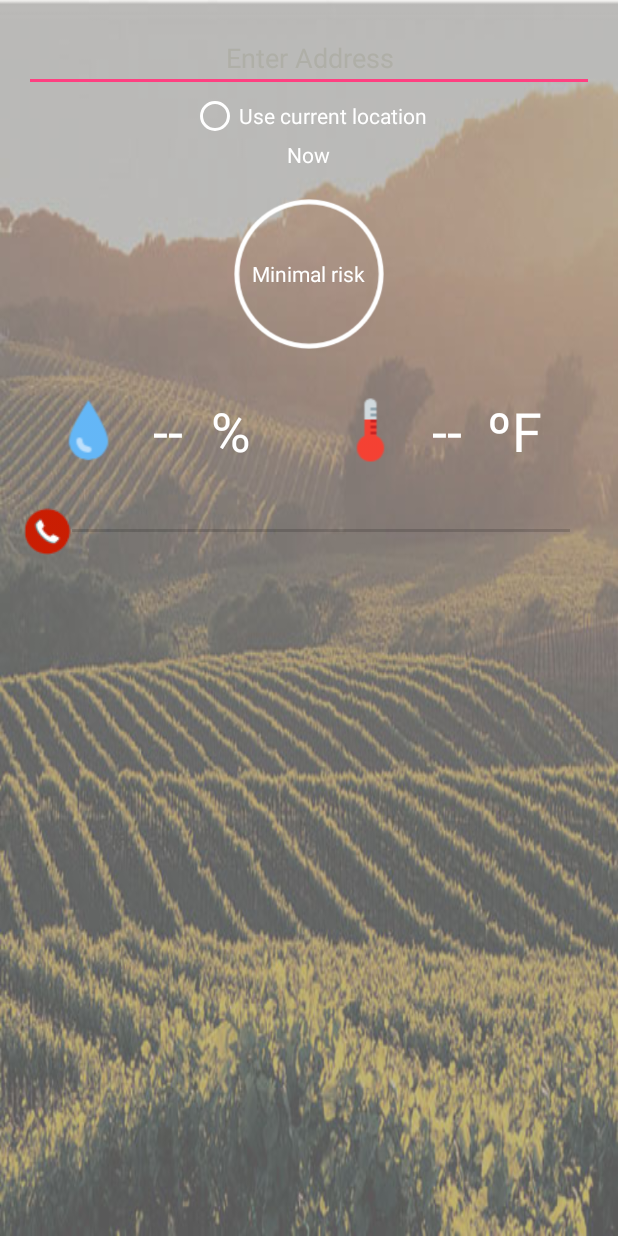
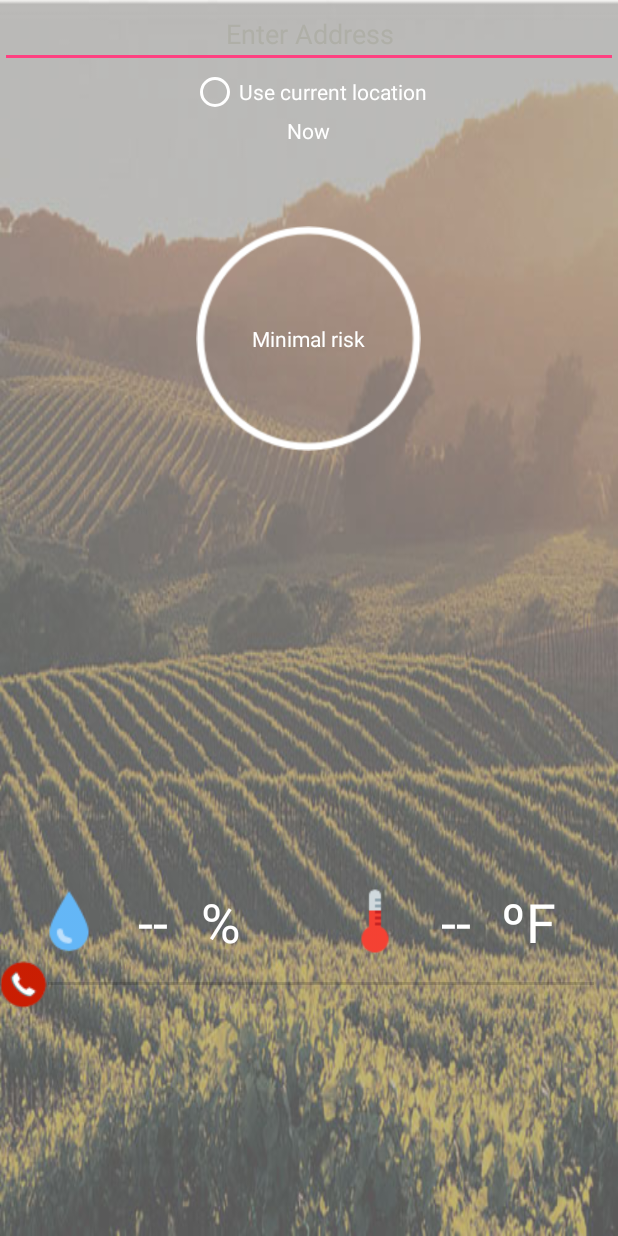
Before and after one commit to mini024/HeatStress, an Android app: the layout activity_main.xml on its own in the app's theme, with its tools: preview values and no code run, on a phone screen of 412 x 824 dp. Run offline under Robolectric (Android 15) with nearby library versions, the light colour scheme and no system bars.

Commit message:
Modified Activity Main Layout Applied themes on all activities Modified Weather Card Layout

```diff
--- a/app/src/main/res/layout/activity_main.xml
+++ b/app/src/main/res/layout/activity_main.xml
@@ -1,29 +1,35 @@
 <?xml version="1.0" encoding="utf-8"?>
-<LinearLayout xmlns:android="http://schemas.android.com/apk/res/android"
+<RelativeLayout xmlns:android="http://schemas.android.com/apk/res/android"
     xmlns:tools="http://schemas.android.com/tools"
     android:id="@+id/activity_main"
     android:layout_width="match_parent"
     android:layout_height="match_parent"
-    android:paddingBottom="@dimen/activity_vertical_margin"
-    android:paddingLeft="@dimen/activity_horizontal_margin"
-    android:paddingRight="@dimen/activity_horizontal_margin"
-    android:paddingTop="@dimen/activity_vertical_margin"
     android:orientation="vertical"
     android:background="@drawable/background"
     tools:context="com.example.jessicamcavazoserhard.heatstress.ui.MainActivity">
 
     <EditText
+        android:layout_weight="1"
         android:id="@+id/editText_address"
         style="@style/Widget.AppCompat.EditText"
         android:layout_width="match_parent"
         android:layout_height="wrap_content"
         android:hint="Enter Address"
         android:textAlignment="center"
-        android:textColor="@color/textColorGray"
+        android:textColor="@android:color/background_light"
         android:textColorHint="@color/textColorGray" />
 
 
+    <android.support.v7.widget.RecyclerView
+        android:layout_weight="1"
+        android:layout_width="match_parent"
+        android:layout_height="150dp"
+        android:id="@+id/rec_view_main"
+        android:layout_alignParentBottom="true"
+        android:layout_alignParentStart="true" />
+
     <RadioButton
+        android:layout_weight="1"
         android:id="@+id/radioButton_currentLocation"
         android:layout_width="wrap_content"
         android:layout_height="wrap_content"
@@ -31,47 +37,18 @@
         android:checked="false"
         android:text="Use current location"
         android:textColor="@android:color/background_light"
-        android:buttonTint="@android:color/background_light" />
-
-    <TextView
-        android:id="@+id/textView_now"
-        android:layout_width="wrap_content"
-        android:layout_height="wrap_content"
-        android:layout_gravity="center_horizontal"
-        android:textColor="@android:color/white"
-        android:layout_marginBottom="20dp"
-        android:text="Now" />
-
-    <RelativeLayout
-        android:layout_width="match_parent"
-        android:layout_height="wrap_content">
-
-        <ImageButton
-            android:id="@+id/imageButton_risk"
-            android:layout_width="100dp"
-            android:layout_height="100dp"
-            android:layout_centerHorizontal="true"
-            android:background="@android:color/transparent"
-            android:contentDescription="Risk image Button"
-            android:scaleType="fitXY"
-            android:src="@drawable/riskimage" />
-
-        <TextView
-            android:id="@+id/textView_risk"
-            android:text="Minimal risk"
-            android:textColor="@android:color/white"
-            android:layout_centerHorizontal="true"
-            android:layout_centerVertical="true"
-            android:layout_width="wrap_content"
-            android:layout_height="wrap_content" />
-    </RelativeLayout>
+        android:buttonTint="@android:color/background_light"
+        android:layout_below="@+id/editText_address"
+        android:layout_centerHorizontal="true" />
 
     <LinearLayout
+        android:layout_weight="1"
         android:layout_width="match_parent"
         android:layout_height="wrap_content"
         android:orientation="horizontal"
         android:weightSum="2"
-        android:layout_marginTop="30dp">
+        android:layout_above="@+id/seek_Call911"
+        android:layout_alignParentStart="true">
         <LinearLayout
             android:layout_width="match_parent"
             android:layout_height="wrap_content"
@@ -103,6 +80,7 @@
                 android:layout_weight="2"/>
         </LinearLayout>
         <LinearLayout
+
             android:layout_width="match_parent"
             android:layout_height="wrap_content"
             android:orientation="horizontal"
@@ -135,17 +113,52 @@
     </LinearLayout>
 
     <SeekBar
+        android:layout_weight="1"
         android:id="@+id/seek_Call911"
         android:layout_width="match_parent"
         android:layout_height="35dp"
         android:thumb="@drawable/phone_slider"
-        android:layout_marginTop="25dp"/>
+        android:layout_above="@+id/rec_view_main"
+        android:layout_alignParentStart="true" />
 
-    <android.support.v7.widget.RecyclerView
+    <TextView
+        android:layout_weight="1"
+        android:id="@+id/textView_now"
+        android:layout_width="wrap_content"
+        android:layout_height="wrap_content"
+        android:layout_gravity="center_horizontal"
+        android:textColor="@android:color/white"
+        android:text="Now"
+        android:layout_below="@+id/radioButton_currentLocation"
+        android:layout_centerHorizontal="true" />
+
+    <RelativeLayout
+        android:layout_weight="1"
         android:layout_width="match_parent"
-        android:layout_alignParentBottom="true"
-        android:layout_centerHorizontal="true"
-        android:layout_height="150dp"
-        android:id="@+id/rec_view_main" />
+        android:layout_height="wrap_content"
+        android:layout_marginTop="54dp"
+        android:layout_below="@+id/textView_now"
+        android:layout_alignParentStart="true">
 
-</LinearLayout>
+        <TextView
+            android:id="@+id/textView_risk"
+            android:text="Minimal risk"
+            android:textColor="@android:color/white"
+            android:layout_centerHorizontal="true"
+            android:layout_centerVertical="true"
+            android:layout_width="wrap_content"
+            android:layout_height="wrap_content" />
+
+        <ImageButton
+            android:id="@+id/imageButton_risk"
+            android:layout_width="150dp"
+            android:background="@android:color/transparent"
+            android:contentDescription="Risk image Button"
+            android:scaleType="fitXY"
+            android:src="@drawable/riskimage"
+            android:layout_alignParentTop="true"
+            android:layout_centerHorizontal="true"
+            android:layout_height="150dp" />
+    </RelativeLayout>
+
+</RelativeLayout>
--- a/build.gradle
+++ b/build.gradle
@@ -5,7 +5,7 @@ buildscript {
         jcenter()
     }
     dependencies {
-        classpath 'com.android.tools.build:gradle:2.3.0'
+        classpath 'com.android.tools.build:gradle:2.2.3'
 
         // NOTE: Do not place your application dependencies here; they belong
         // in the individual module build.gradle files
```
Also changed, not shown: app/src/main/AndroidManifest.xml (+8 -4 lines), app/src/main/res/layout/hourly_wether_card.xml (+12 -3 lines).
